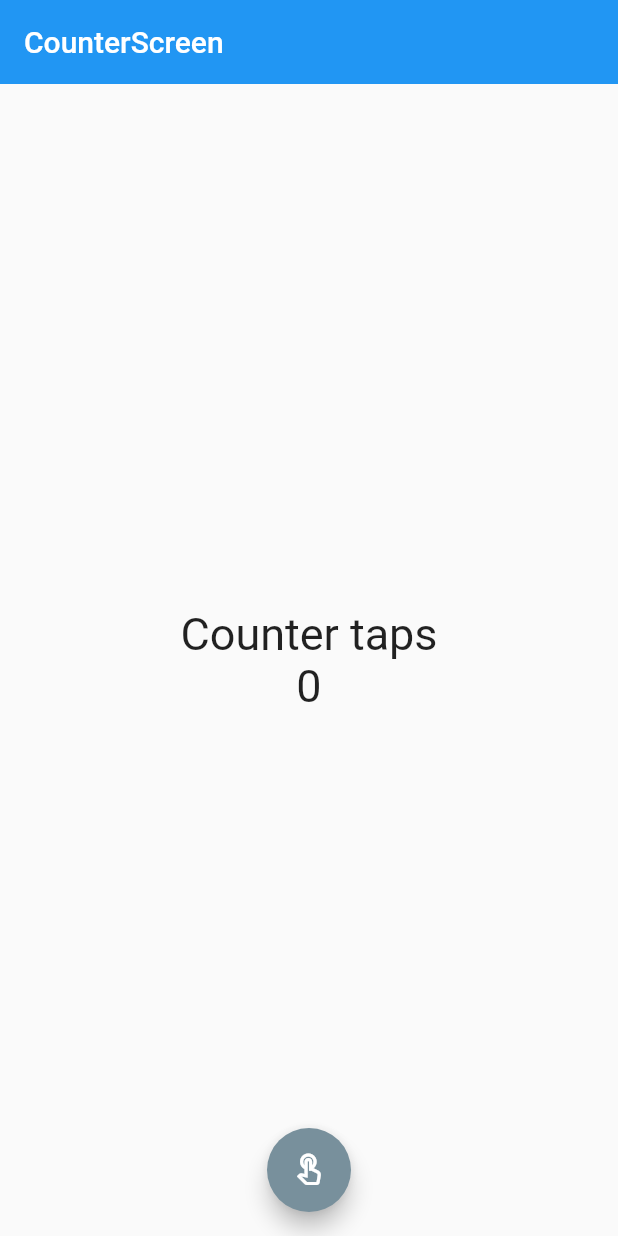
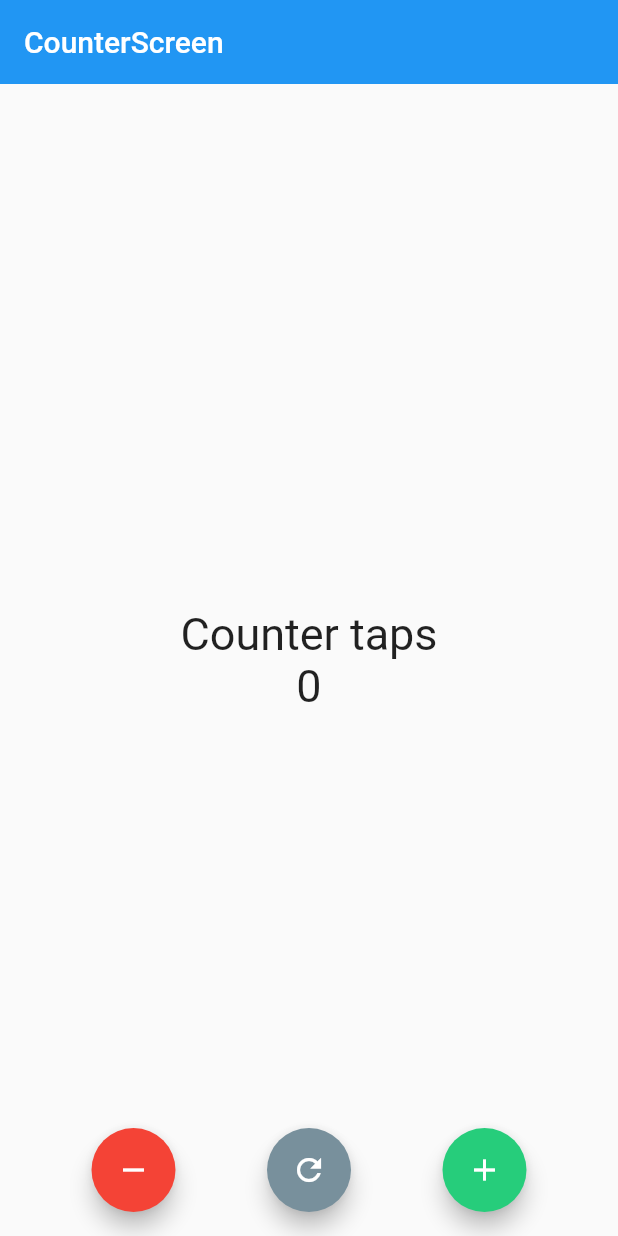
Before and after one commit to eivanphils/flutter-app-counter, a Flutter app: the screen it shows after launch, on a phone screen of 412 x 824 dp. Run offline on Flutter 3.47's test engine with Material 2 defaults, Android fonts, the phone set to English and light mode, and no system bars.

Commit message:
Agregado botones con acciones de +1, -1 y 0

```diff
--- a/lib/screens/counter_screen.dart
+++ b/lib/screens/counter_screen.dart
@@ -28,15 +28,38 @@ class _CounterScreenState extends State<CounterScreen> {
           ],
         ),
       ),
-      floatingActionButton: FloatingActionButton(
-        onPressed: () {
-          counter++;
-          setState(() {});
-        },
-        backgroundColor: Colors.blueGrey.shade400,
-        child: const Icon(Icons.touch_app_outlined),
+      floatingActionButton: Row(
+        mainAxisAlignment: MainAxisAlignment.spaceEvenly,
+        children: [
+          FloatingActionButton(
+            onPressed: () {
+              counter--;
+              setState(() {});
+            },
+            backgroundColor: Colors.red,
+            child: const Icon(Icons.remove),
+          ),
+
+          FloatingActionButton(
+            onPressed: () {
+              counter = 0;
+              setState(() {});
+            },
+            backgroundColor: Colors.blueGrey.shade400,
+            child: const Icon(Icons.refresh),
+          ),
+
+          FloatingActionButton(
+            onPressed: () {
+              counter++;
+              setState(() {});
+            },
+            backgroundColor: const Color(0xFF26CD7B),
+            child: const Icon(Icons.add),
+          ),
+        ],
       ),
-      floatingActionButtonLocation: FloatingActionButtonLocation.centerFloat,
+      floatingActionButtonLocation: FloatingActionButtonLocation.centerFloat
     );
   }
 }
```
